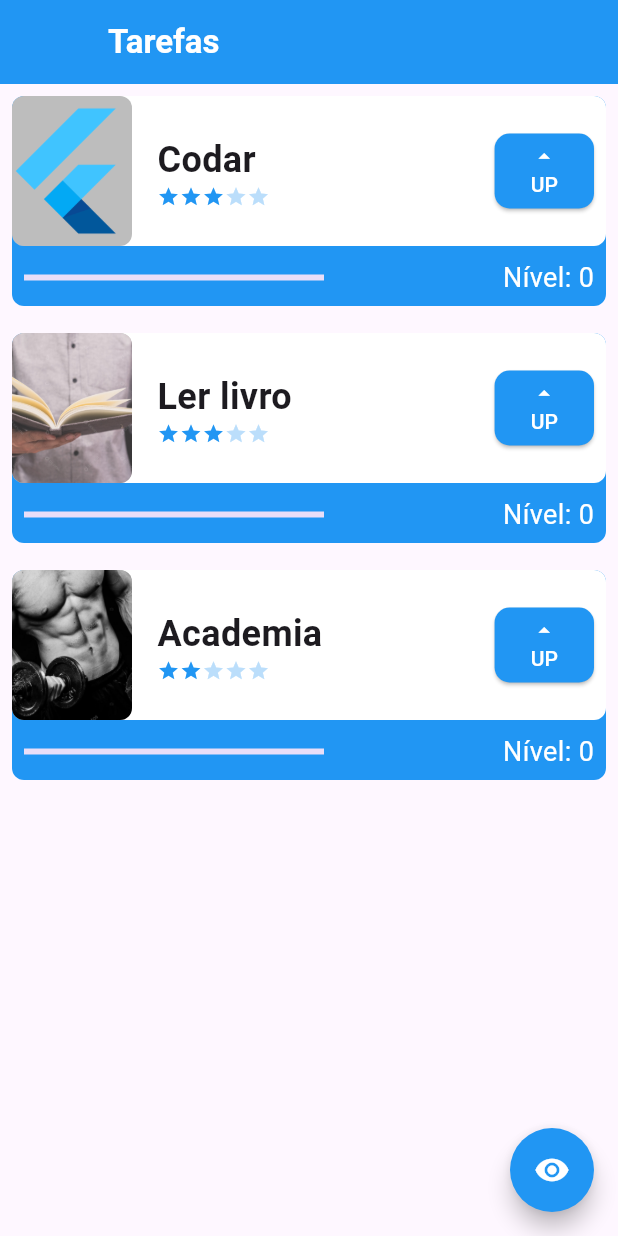
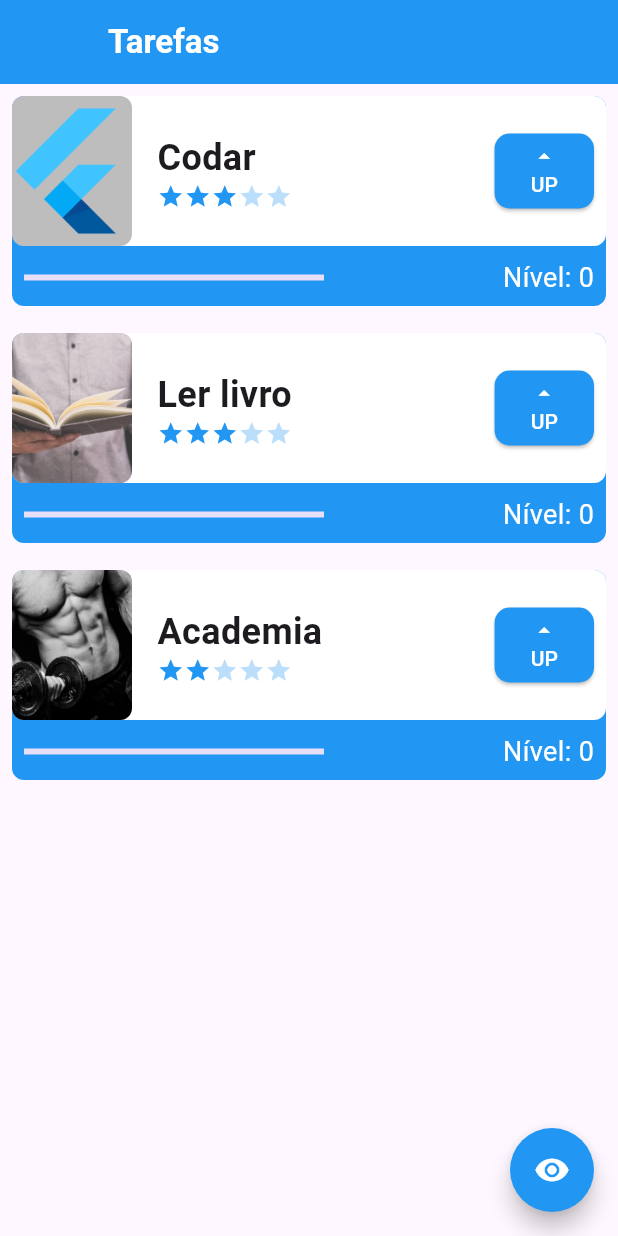
Before and after one commit to Italo61-dev/app_in_flutter, a Flutter app: the InitialScreen screen opened directly, on a phone screen of 412 x 824 dp. Run offline on Flutter 3.47's test engine with Material 3 defaults, Android fonts, the phone set to English and light mode, and no system bars; network calls fail.

Commit message:
Update difficulty.dart

```diff
--- a/lib/components/difficulty.dart
+++ b/lib/components/difficulty.dart
@@ -3,11 +3,9 @@ import 'package:flutter/material.dart';
 class Difficulty extends StatelessWidget {
   final int difficultyLevel;
   const Difficulty({
+    super.key,
     required this.difficultyLevel,
-    super.key,
   });
-
-
 
   @override
   Widget build(BuildContext context) {
@@ -15,38 +13,28 @@ class Difficulty extends StatelessWidget {
       children: [
         Icon(
           Icons.star,
-          size: 15,
-          color: (difficultyLevel >= 1)
-              ? Colors.blue
-              : Colors.blue[100],
+          size: 18,
+          color: (difficultyLevel >= 1) ? Colors.blue : Colors.blue[100],
         ),
         Icon(
           Icons.star,
-          size: 15,
-          color: (difficultyLevel >= 2)
-              ? Colors.blue
-              : Colors.blue[100],
+          size: 18,
+          color: (difficultyLevel >= 2) ? Colors.blue : Colors.blue[100],
         ),
         Icon(
           Icons.star,
-          size: 15,
-          color: (difficultyLevel >= 3)
-              ? Colors.blue
-              : Colors.blue[100],
+          size: 18,
+          color: (difficultyLevel >= 3) ? Colors.blue : Colors.blue[100],
         ),
         Icon(
           Icons.star,
-          size: 15,
-          color: (difficultyLevel >= 4)
-              ? Colors.blue
-              : Colors.blue[100],
+          size: 18,
+          color: (difficultyLevel >= 4) ? Colors.blue : Colors.blue[100],
         ),
         Icon(
           Icons.star,
-          size: 15,
-          color: (difficultyLevel >= 5)
-              ? Colors.blue
-              : Colors.blue[100],
+          size: 18,
+          color: (difficultyLevel >= 5) ? Colors.blue : Colors.blue[100],
         ),
       ],
     );
```
